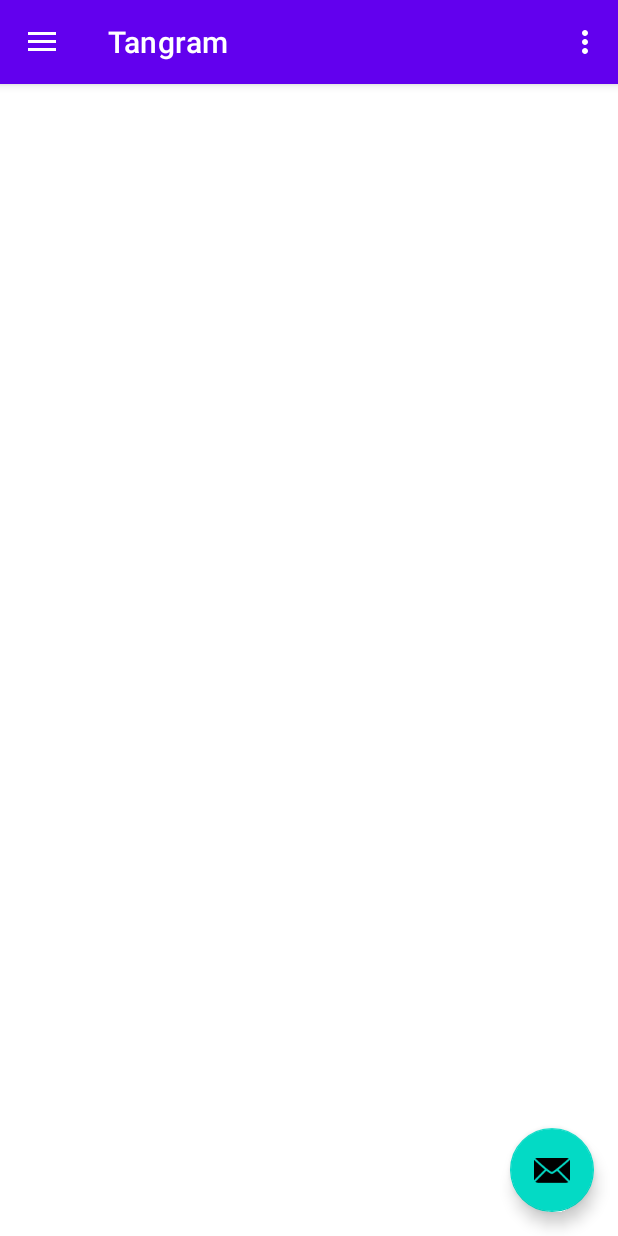
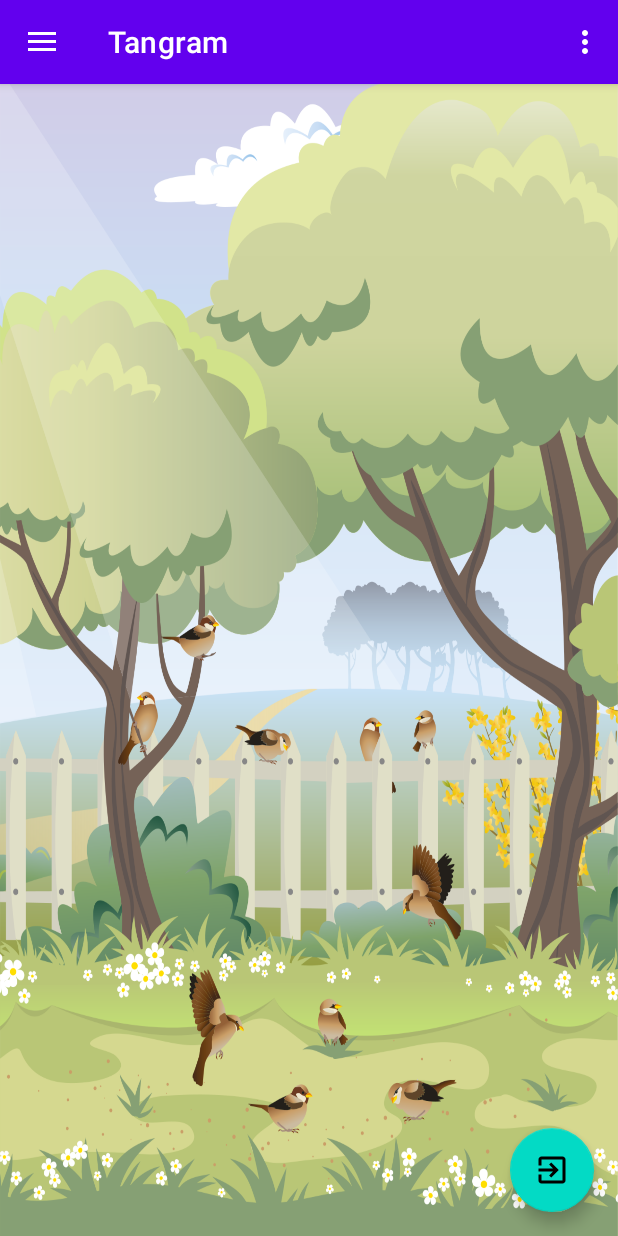
Before and after one commit to EdssongeraT/Practica2_18401126_18401179_18401186, an Android app: the screen it shows after launch (MainActivity), in the side drawer, after a tap on "Tangram", on a phone screen of 412 x 824 dp. Run offline under Robolectric (Android 15) with nearby library versions, the phone set to English and light mode, and no system bars; our stand-ins replace navigation-ui.

Commit message:
cambiosagav1

```diff
--- a/app/src/main/java/mx/edu/ittepic/tangram_18401126_18401179_18401186/ui/gallery/GalleryFragment.kt
+++ b/app/src/main/java/mx/edu/ittepic/tangram_18401126_18401179_18401186/ui/gallery/GalleryFragment.kt
@@ -4,19 +4,13 @@ import android.os.Bundle
 import android.view.LayoutInflater
 import android.view.View
 import android.view.ViewGroup
-import android.widget.TextView
 import androidx.fragment.app.Fragment
 import androidx.lifecycle.ViewModelProvider
-import mx.edu.ittepic.tangram_18401126_18401179_18401186.databinding.FragmentGalleryBinding
-import mx.edu.ittepic.tangram_18401126_18401179_18401186.ui.LienzoTangram
-
+import mx.edu.ittepic.tangram_18401126_18401179_18401186.ui.gallery.GalleryFragment
 class GalleryFragment : Fragment() {
-
-    private var _binding: FragmentGalleryBinding? = null
 
     // This property is only valid between onCreateView and
     // onDestroyView.
-    private val binding get() = _binding!!
 
     override fun onCreateView(
         inflater: LayoutInflater,
@@ -25,14 +19,10 @@ class GalleryFragment : Fragment() {
     ): View {
         val galleryViewModel =
             ViewModelProvider(this).get(GalleryViewModel::class.java)
-
-        _binding = FragmentGalleryBinding.inflate(inflater, container, false)
-        val root: View = binding.root
-        return root
+        return LienzoTangram(this)
     }
 
     override fun onDestroyView() {
         super.onDestroyView()
-        _binding = null
     }
 }
--- /dev/null
+++ b/app/src/main/java/mx/edu/ittepic/tangram_18401126_18401179_18401186/ui/gallery/LienzoTangram.kt
@@ -0,0 +1,22 @@
+package mx.edu.ittepic.tangram_18401126_18401179_18401186.ui.gallery
+
+import android.graphics.*
+import android.view.MotionEvent
+import android.view.View
+import mx.edu.ittepic.tangram_18401126_18401179_18401186.R
+import mx.edu.ittepic.tangram_18401126_18401179_18401186.ui.gallery.GalleryFragment
+
+class LienzoTangram(p: GalleryFragment): View(p.context)  {
+    var fondo = BitmapFactory.decodeResource(resources, R.drawable.fondo)
+    override fun onDraw(c: Canvas) {
+        super.onDraw(c)
+        val p = Paint()
+
+        var rect = Rect(0,0,width,height)
+        c.drawBitmap(fondo,null,rect,p)
+    }
+
+    override fun onTouchEvent(e: MotionEvent): Boolean {
+        return super.onTouchEvent(e)
+    }
+}
--- a/app/src/main/java/mx/edu/ittepic/tangram_18401126_18401179_18401186/ui/home/HomeFragment.kt
+++ b/app/src/main/java/mx/edu/ittepic/tangram_18401126_18401179_18401186/ui/home/HomeFragment.kt
@@ -27,11 +27,6 @@ class HomeFragment : Fragment() {
 
         _binding = FragmentHomeBinding.inflate(inflater, container, false)
         val root: View = binding.root
-
-        val textView: TextView = binding.textHome
-        homeViewModel.text.observe(viewLifecycleOwner) {
-            textView.text = it
-        }
         return root
     }
 
--- a/app/src/main/java/mx/edu/ittepic/tangram_18401126_18401179_18401186/ui/slideshow/LienzoMemoria.kt
+++ b/app/src/main/java/mx/edu/ittepic/tangram_18401126_18401179_18401186/ui/slideshow/LienzoMemoria.kt
@@ -4,7 +4,6 @@ import android.graphics.*
 import android.view.MotionEvent
 import android.view.View
 import mx.edu.ittepic.tangram_18401126_18401179_18401186.R
-import mx.edu.ittepic.tangram_18401126_18401179_18401186.ui.gallery.GalleryFragment
 
 class LienzoMemoria(p: SlideshowFragment):View(p.context) {
     var fondo = BitmapFactory.decodeResource(resources, R.drawable.fondo)
--- /dev/null
+++ b/app/src/main/res/drawable/ic_baseline_exit_to_app_24.xml
@@ -0,0 +1,5 @@
+<vector android:autoMirrored="true" android:height="24dp"
+    android:tint="#000000" android:viewportHeight="24"
+    android:viewportWidth="24" android:width="24dp" xmlns:android="http://schemas.android.com/apk/res/android">
+    <path android:fillColor="@android:color/white" android:pathData="M10.09,15.59L11.5,17l5,-5 -5,-5 -1.41,1.41L12.67,11H3v2h9.67l-2.58,2.59zM19,3H5c-1.11,0 -2,0.9 -2,2v4h2V5h14v14H5v-4H3v4c0,1.1 0.89,2 2,2h14c1.1,0 2,-0.9 2,-2V5c0,-1.1 -0.9,-2 -2,-2z"/>
+</vector>
--- a/app/src/main/res/layout/app_bar_main.xml
+++ b/app/src/main/res/layout/app_bar_main.xml
@@ -29,6 +29,6 @@
         android:layout_gravity="bottom|end"
         android:layout_marginEnd="@dimen/fab_margin"
         android:layout_marginBottom="16dp"
-        app:srcCompat="@android:drawable/ic_dialog_email" />
+        app:srcCompat="@drawable/ic_baseline_exit_to_app_24" />
 
 </androidx.coordinatorlayout.widget.CoordinatorLayout>
--- a/app/src/main/res/menu/activity_main_drawer.xml
+++ b/app/src/main/res/menu/activity_main_drawer.xml
@@ -13,6 +13,7 @@
             android:icon="@drawable/ic_menu_gallery"
             android:title="@string/menu_gallery" />
         <item
+
             android:id="@+id/nav_slideshow"
             android:icon="@drawable/ic_menu_slideshow"
             android:title="@string/menu_slideshow" />
```
Also changed, not shown: app/src/main/res/layout/fragment_home.xml (+0 -14 lines).
